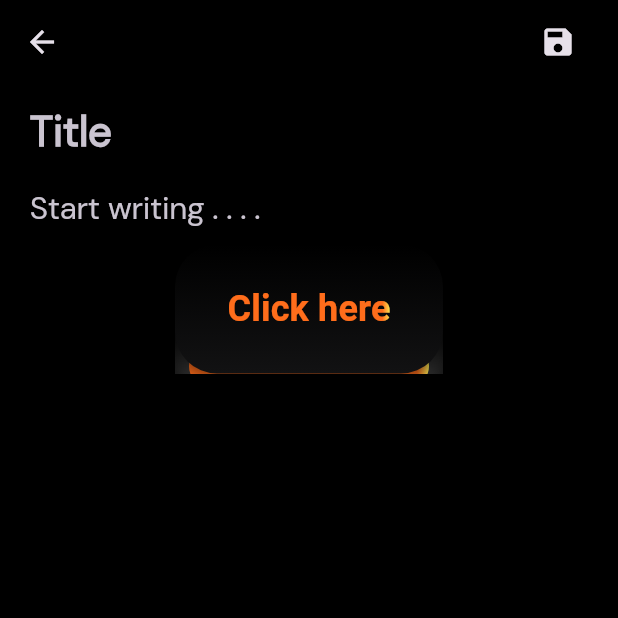
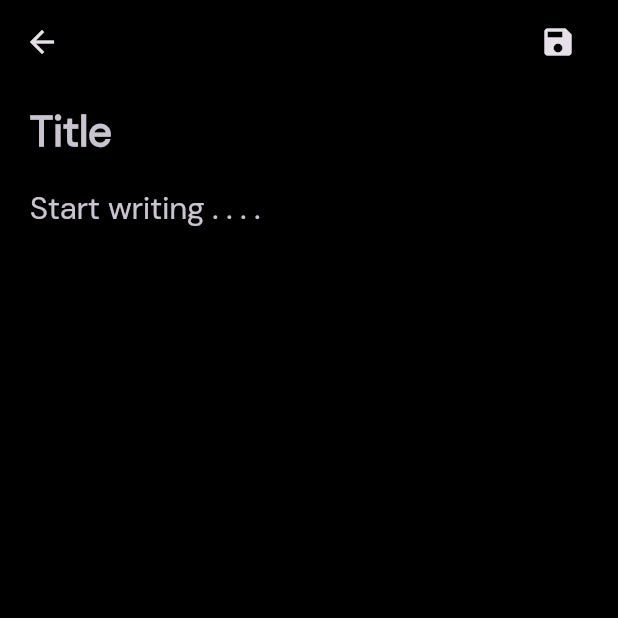
Before and after one commit to dipankrr/firebase_notes_app, a Flutter app: the AddNotePage screen opened directly, on a phone screen of 412 x 824 dp, the top half of it. Run offline on Flutter 3.47's test engine with Material 3 defaults, Android fonts, the phone set to English and light mode, and no system bars; our stand-ins replace cloud_firestore, firebase_core; accounts and stored records are empty; Roboto replaces fonts that are missing (SpaceGrotesk).

Commit message:
test for withsupabase branch

```diff
--- a/lib/pages/add_note.dart
+++ b/lib/pages/add_note.dart
@@ -44,7 +44,6 @@ class AddNotePage extends StatelessWidget {
 
               FormWidget(hintTxt: 'Start writing . . . .', fontSize: 21, controller: noteController,),
 
-              GradientButton(onPressed: (){}, text: 'Click here')
 
             ],
           ),
```
